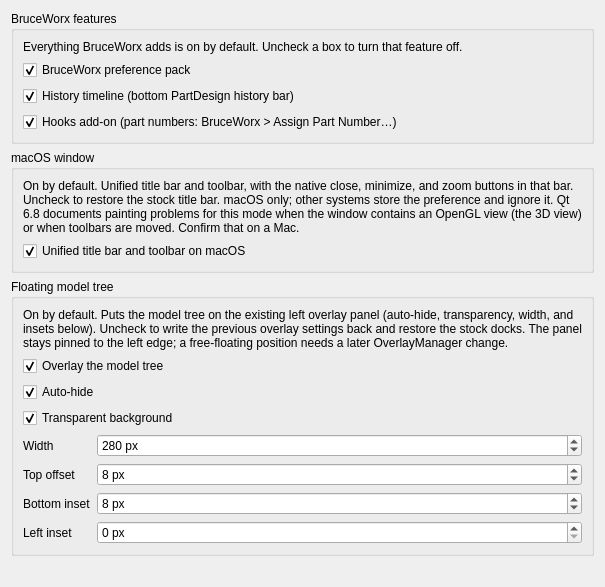
brucecodes2023/FreeCAD_BruceWorx, file src/Mod/BruceWorx/preferences-bruceworx.ui: the form before one commit.
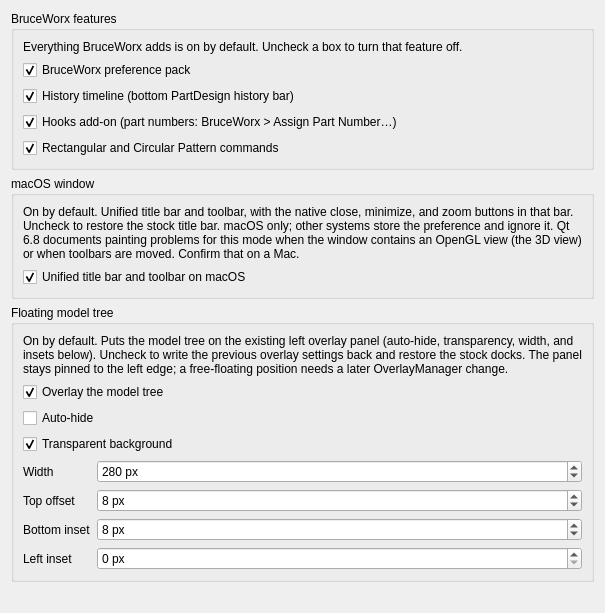
The form after the commit. Custom widgets are drawn as their Qt base class.

Commit message:
[BW] Rectangular/Circular Pattern commands, Spacings2 fix, pack trim fallback
- BruceWorx Rectangular and Circular Pattern for bodies and components,
  with icons, preferences switch and 19 tests (FND-06 / MOD-01).
- FeatureLinearPattern: second-direction spacings were read from the
  first direction's list; 3 regression tests.
- Pack trim falls back when a parameter is missing; browser auto-hide
  defaults to off.

Claude-Session: https://claude.ai/code/session_01SAu5ZGbDQKSsm947gyp2n6

```diff
--- a/src/Mod/BruceWorx/preferences-bruceworx.ui
+++ b/src/Mod/BruceWorx/preferences-bruceworx.ui
@@ -79,6 +79,25 @@
         </property>
        </widget>
       </item>
+      <item>
+       <widget class="Gui::PrefCheckBox" name="PatternCommands">
+        <property name="toolTip">
+         <string>On by default. Adds Rectangular Pattern and Circular Pattern to the PartDesign and Assembly toolbars and to the BruceWorx menu. They pattern features (through PartDesign), bodies and assembly components. Takes effect on the next workbench switch.</string>
+        </property>
+        <property name="text">
+         <string>Rectangular and Circular Pattern commands</string>
+        </property>
+        <property name="checked">
+         <bool>true</bool>
+        </property>
+        <property name="prefEntry" stdset="0">
+         <cstring>PatternCommands</cstring>
+        </property>
+        <property name="prefPath" stdset="0">
+         <cstring>BruceWorx</cstring>
+        </property>
+       </widget>
+      </item>
      </layout>
     </widget>
    </item>
@@ -164,7 +183,7 @@
          <string>Auto-hide</string>
         </property>
         <property name="checked">
-         <bool>true</bool>
+         <bool>false</bool>
         </property>
         <property name="prefEntry" stdset="0">
          <cstring>FloatingModelTreeAutoHide</cstring>
```
The commit also changes 15 other files.
